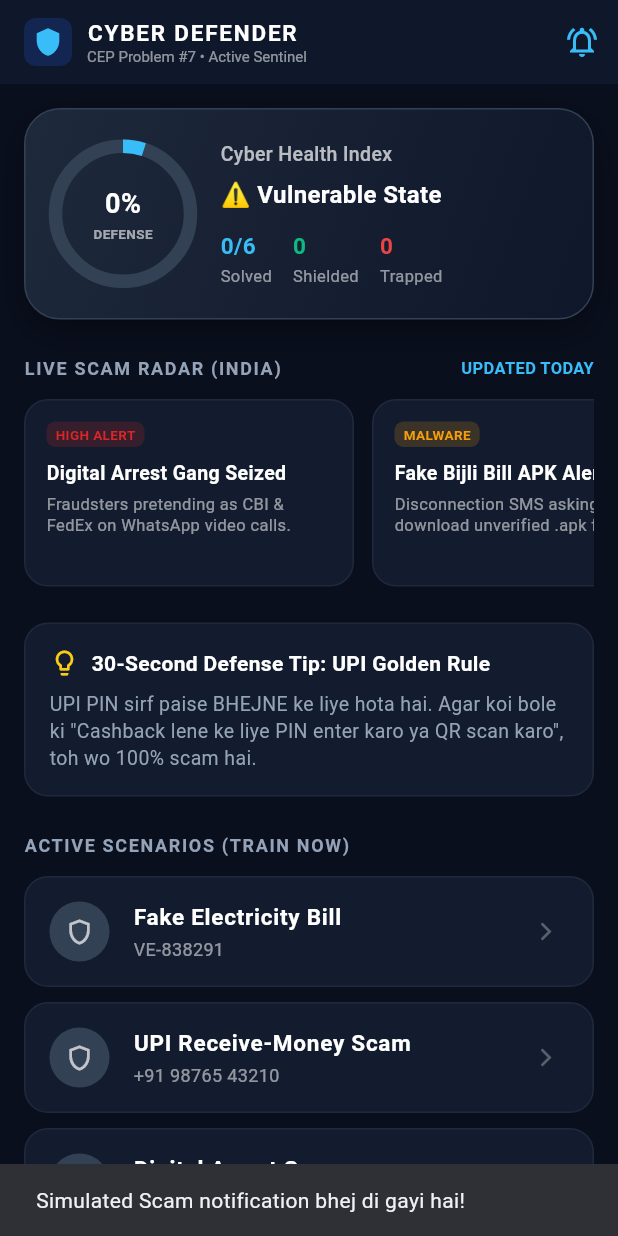
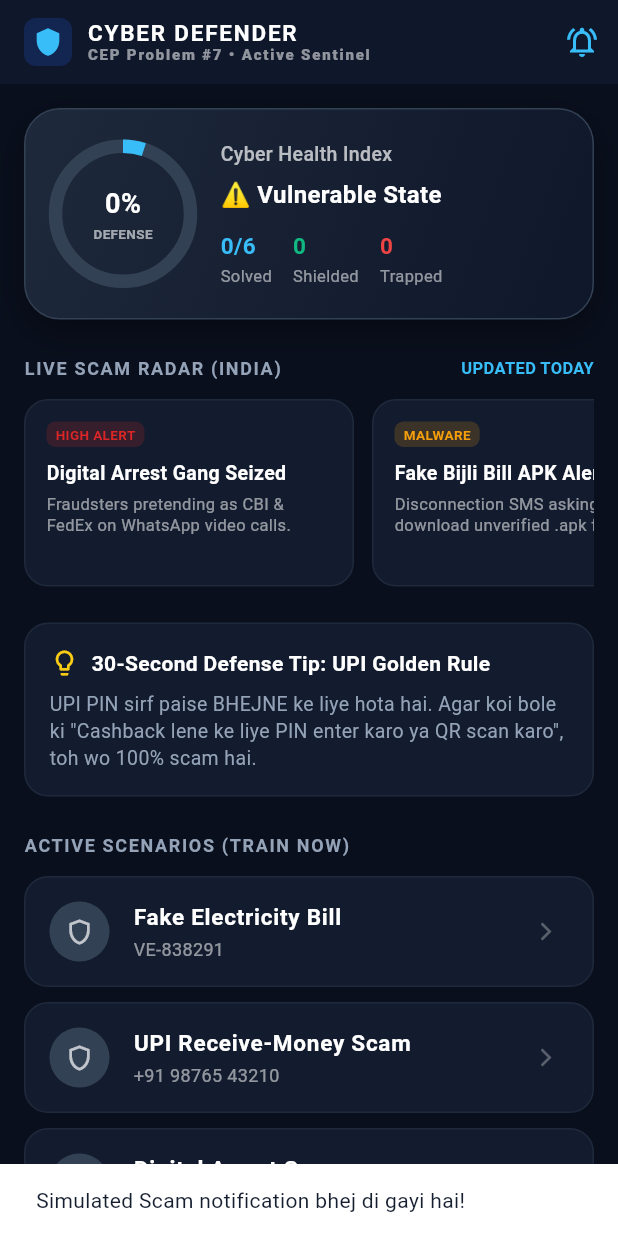
Before and after one commit to jitutayade85-dotcom/j-cyber_fraud_simulator-app, a Flutter app: the screen it shows after launch, after a tap on the "notifications active" icon, on a phone screen of 412 x 824 dp. Run offline on Flutter 3.47's test engine with Material 3 defaults, Android fonts, the phone set to English and light mode, and no system bars; our stand-ins replace flutter_local_notifications, pdf, printing, shared_preferences; missing offline and left inert: workmanager; statements that could not run were skipped.

Commit message:
Update main.dart

```diff
--- a/lib/main.dart
+++ b/lib/main.dart
@@ -6,60 +6,93 @@
 import 'screens/simulation_screen.dart';
 import 'services/notification_service.dart';
 
+final GlobalKey<NavigatorState> navigatorKey = GlobalKey<NavigatorState>();
+
 @pragma('vm:entry-point')
 void callbackDispatcher() {
   Workmanager().executeTask((task, inputData) async {
     try {
-      await NotificationService.showRandomScam();
-    } catch (_) {}
+      final notif = NotificationService();
+      await notif.initialize();
+      await notif.showRandomScamAlert();
+    } catch (_) {
+      // Background task fail-safe
+    }
     return Future.value(true);
   });
 }
 
-void main() async {
+void main() {
   WidgetsFlutterBinding.ensureInitialized();
+  runApp(const CyberFraudApp());
 
-  // App UI turant launch karein
-  runApp(const CyberSafeApp());
-
-  // Background notifications safe tarike se initialize karein
+  // Background initialization after UI is rendered (prevents startup crash)
+  Future.microtask(() async {
     try {
-    await Workmanager().initialize(callbackDispatcher);
-    await NotificationService.init(onTap: (payload) {
-      final context = NotificationService.navigatorKey.currentContext;
-      if (context == null || payload == null) return;
+      final notif = NotificationService();
+      await notif.initialize(onSelectNotification: (scenarioId) {
         final scenario = kScenarios.firstWhere(
-        (s) => s.id == payload,
+          (s) => s.id == scenarioId,
           orElse: () => kScenarios.first,
         );
-      Navigator.of(context, rootNavigator: true).push(
-        MaterialPageRoute(builder: (_) => SimulationScreen(scenario: scenario)),
+        navigatorKey.currentState?.push(
+          MaterialPageRoute(
+            builder: (_) => SimulationScreen(scenario: scenario),
+          ),
         );
       });
 
+      // Register periodic simulation task
+      await Workmanager().initialize(callbackDispatcher, isInDebugMode: false);
       await Workmanager().registerPeriodicTask(
-      'cep_scam_alerts',
-      'scamAlert',
-      frequency: const Duration(minutes: 15),
+        'cyber_fraud_periodic_alert',
+        'triggerSimulatedScam',
+        frequency: const Duration(hours: 4),
         existingWorkPolicy: ExistingPeriodicWorkPolicy.update,
+        initialDelay: const Duration(minutes: 30),
       );
     } catch (e) {
-    debugPrint('Background service init warning: $e');
+      debugPrint('Background init error: $e');
     }
+  });
 }
 
-class CyberSafeApp extends StatelessWidget {
-  const CyberSafeApp({super.key});
+class CyberFraudApp extends StatelessWidget {
+  const CyberFraudApp({super.key});
 
   @override
   Widget build(BuildContext context) {
+    const bgDark = Color(0xFF0B0F19);
+    const cardDark = Color(0xFF161F30);
+    const accentBlue = Color(0xFF2563EB);
+
     return MaterialApp(
-      title: 'Cyber Fraud Simulator',
+      title: 'Cyber Command Simulator',
+      navigatorKey: navigatorKey,
       debugShowCheckedModeBanner: false,
-      navigatorKey: NotificationService.navigatorKey,
       theme: ThemeData(
-        colorScheme: ColorScheme.fromSeed(seedColor: const Color(0xFF0A2342)),
-        useMaterial3: true,
+        brightness: Brightness.dark,
+        scaffoldBackgroundColor: bgDark,
+        primaryColor: accentBlue,
+        cardColor: cardDark,
+        colorScheme: const ColorScheme.dark(
+          primary: accentBlue,
+          secondary: Color(0xFF10B981),
+          surface: cardDark,
+          background: bgDark,
+        ),
+        appBarTheme: const AppBarTheme(
+          backgroundColor: cardDark,
+          elevation: 0,
+          centerTitle: true,
+          titleTextStyle: TextStyle(
+            color: Colors.white,
+            fontWeight: FontWeight.w800,
+            fontSize: 16,
+            letterSpacing: 1.2,
+          ),
+        ),
+        fontFamily: 'Roboto',
       ),
       home: const DashboardScreen(),
     );
```
Lines whose indentation alone changed are shown as unchanged.
